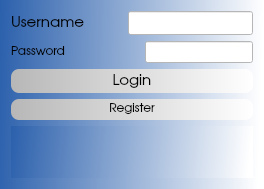
This is PersonalPlanner/login.ui in sabrine-gamdou/PersonalPlanner as Qt 5 draws it before an edit. The edited form follows.
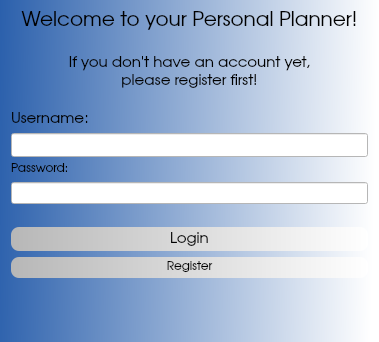
This is the edited form.

```diff
--- a/PersonalPlanner/login.ui
+++ b/PersonalPlanner/login.ui
@@ -9,8 +9,8 @@
    <rect>
     <x>0</x>
     <y>0</y>
-    <width>264</width>
-    <height>189</height>
+    <width>379</width>
+    <height>342</height>
    </rect>
   </property>
   <property name="font">
@@ -37,20 +37,75 @@
         <number>6</number>
        </property>
        <item>
-        <layout class="QHBoxLayout" name="horizontalLayout_3">
-         <property name="spacing">
-          <number>0</number>
+        <widget class="QLabel" name="welcomeLb">
+         <property name="font">
+          <font>
+           <family>URW Gothic L</family>
+           <pointsize>15</pointsize>
+           <weight>50</weight>
+           <italic>false</italic>
+           <bold>false</bold>
+          </font>
          </property>
+         <property name="mouseTracking">
+          <bool>false</bool>
+         </property>
+         <property name="focusPolicy">
+          <enum>Qt::NoFocus</enum>
+         </property>
+         <property name="styleSheet">
+          <string notr="true">font: 15pt &quot;URW Gothic L&quot;;
+background-color: rgba(255, 255, 255, 0);</string>
+         </property>
+         <property name="text">
+          <string>Welcome to your Personal Planner!</string>
+         </property>
+         <property name="alignment">
+          <set>Qt::AlignCenter</set>
+         </property>
+        </widget>
+       </item>
          <item>
-          <layout class="QHBoxLayout" name="horizontalLayout_4">
-           <property name="spacing">
-            <number>0</number>
-           </property>
+        <spacer name="verticalSpacer_4">
+         <property name="orientation">
+          <enum>Qt::Vertical</enum>
+         </property>
+         <property name="sizeHint" stdset="0">
+          <size>
+           <width>20</width>
+           <height>40</height>
+          </size>
+         </property>
+        </spacer>
+       </item>
            <item>
-            <layout class="QHBoxLayout" name="horizontalLayout_5">
-             <property name="spacing">
-              <number>0</number>
-             </property>
+        <widget class="QLabel" name="infoLb">
+         <property name="styleSheet">
+          <string notr="true">font: 12pt &quot;URW Gothic L&quot;;
+background-color: rgba(255, 255, 255, 0);</string>
+         </property>
+         <property name="text">
+          <string>If you don't have an account yet,
+please register first!</string>
+         </property>
+         <property name="alignment">
+          <set>Qt::AlignCenter</set>
+         </property>
+        </widget>
+       </item>
+       <item>
+        <spacer name="verticalSpacer_3">
+         <property name="orientation">
+          <enum>Qt::Vertical</enum>
+         </property>
+         <property name="sizeHint" stdset="0">
+          <size>
+           <width>20</width>
+           <height>40</height>
+          </size>
+         </property>
+        </spacer>
+       </item>
              <item>
               <widget class="QLabel" name="username">
                <property name="font">
@@ -66,23 +121,10 @@
                 <string notr="true">background: qlineargradient(spread:pad, x1:0, y1:0, x2:1, y2:0.0225455, stop:0 rgba(0,0,0,0), stop:1 rgba(0,0,0,0))</string>
                </property>
                <property name="text">
-                <string>Username</string>
+          <string>Username:</string>
                </property>
               </widget>
              </item>
-             <item>
-              <spacer name="horizontalSpacer">
-               <property name="orientation">
-                <enum>Qt::Horizontal</enum>
-               </property>
-               <property name="sizeHint" stdset="0">
-                <size>
-                 <width>20</width>
-                 <height>20</height>
-                </size>
-               </property>
-              </spacer>
-             </item>
              <item>
               <widget class="QLineEdit" name="usernameText">
                <property name="font">
@@ -99,27 +141,6 @@
                </property>
               </widget>
              </item>
-            </layout>
-           </item>
-          </layout>
-         </item>
-        </layout>
-       </item>
-       <item>
-        <layout class="QVBoxLayout" name="verticalLayout_3">
-         <property name="spacing">
-          <number>0</number>
-         </property>
-         <item>
-          <layout class="QVBoxLayout" name="verticalLayout_4">
-           <property name="spacing">
-            <number>0</number>
-           </property>
-           <item>
-            <layout class="QHBoxLayout" name="horizontalLayout_8">
-             <property name="spacing">
-              <number>0</number>
-             </property>
              <item>
               <widget class="QLabel" name="password">
                <property name="font">
@@ -131,23 +152,10 @@
                 <string notr="true">background: qlineargradient(spread:pad, x1:0, y1:0, x2:1, y2:0.0225455, stop:0 rgba(0,0,0,0), stop:1 rgba(0,0,0,0))</string>
                </property>
                <property name="text">
-                <string>Password</string>
+          <string>Password:</string>
                </property>
               </widget>
              </item>
-             <item>
-              <spacer name="horizontalSpacer_2">
-               <property name="orientation">
-                <enum>Qt::Horizontal</enum>
-               </property>
-               <property name="sizeHint" stdset="0">
-                <size>
-                 <width>20</width>
-                 <height>20</height>
-                </size>
-               </property>
-              </spacer>
-             </item>
              <item>
               <widget class="QLineEdit" name="passText">
                <property name="font">
@@ -160,11 +168,18 @@
                </property>
               </widget>
              </item>
-            </layout>
-           </item>
-          </layout>
-         </item>
-        </layout>
+       <item>
+        <spacer name="verticalSpacer">
+         <property name="orientation">
+          <enum>Qt::Vertical</enum>
+         </property>
+         <property name="sizeHint" stdset="0">
+          <size>
+           <width>20</width>
+           <height>40</height>
+          </size>
+         </property>
+        </spacer>
        </item>
        <item>
         <widget class="QPushButton" name="loginBtn">
@@ -204,19 +219,54 @@
          </property>
         </widget>
        </item>
+       <item>
+        <spacer name="verticalSpacer_2">
+         <property name="orientation">
+          <enum>Qt::Vertical</enum>
+         </property>
+         <property name="sizeHint" stdset="0">
+          <size>
+           <width>20</width>
+           <height>40</height>
+          </size>
+         </property>
+        </spacer>
+       </item>
        <item>
         <widget class="QLabel" name="loginLabel">
          <property name="enabled">
           <bool>false</bool>
          </property>
+         <property name="font">
+          <font>
+           <family>URW Gothic L</family>
+          </font>
+         </property>
          <property name="styleSheet">
-          <string notr="true">color: red;</string>
+          <string notr="true">color: red;
+background-color: rgba(255, 255, 255, 0);</string>
          </property>
          <property name="text">
           <string/>
          </property>
+         <property name="alignment">
+          <set>Qt::AlignCenter</set>
+         </property>
         </widget>
        </item>
+       <item>
+        <spacer name="verticalSpacer_5">
+         <property name="orientation">
+          <enum>Qt::Vertical</enum>
+         </property>
+         <property name="sizeHint" stdset="0">
+          <size>
+           <width>20</width>
+           <height>40</height>
+          </size>
+         </property>
+        </spacer>
+       </item>
       </layout>
      </item>
     </layout>
```
Lines whose indentation alone changed are shown as unchanged.
